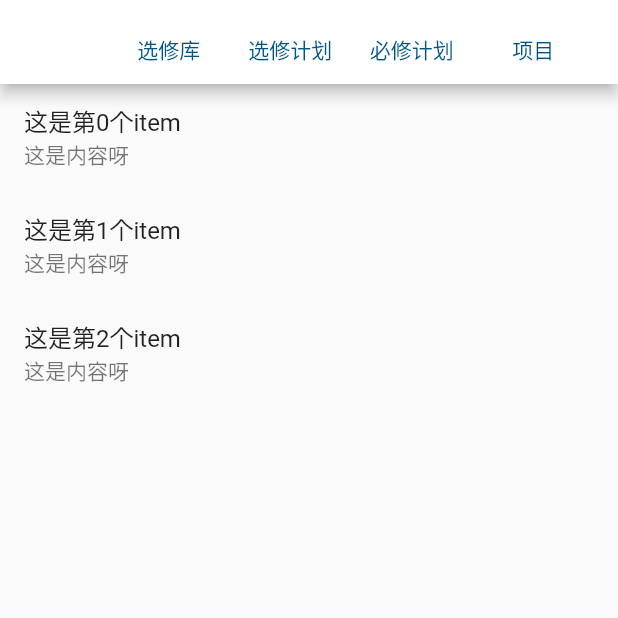
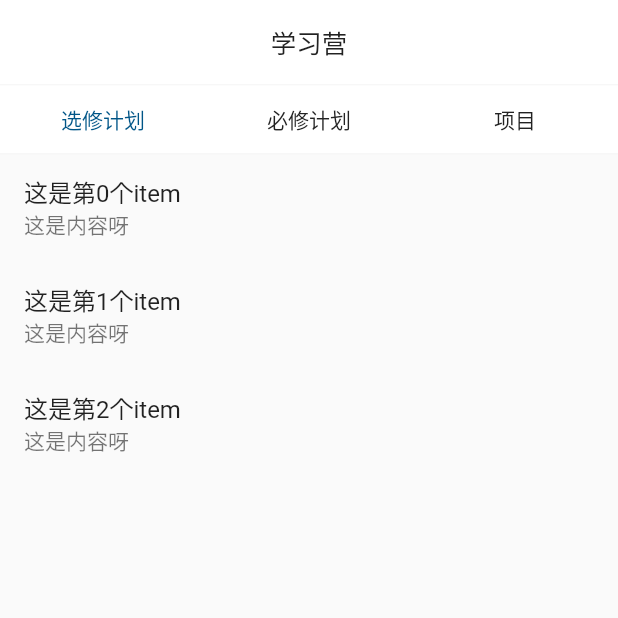
Before and after one commit to LiuMeng1224/Flutter-App, a Flutter app: the LearningCampPage screen opened directly, on a phone screen of 412 x 824 dp, the top half of it. Run offline on Flutter 3.47's test engine with Material 2 defaults, Android fonts, the light colour scheme and no system bars; our stand-ins replace device_info, dio, fluro, flutter_easyrefresh, flutter_screenutil, flutter_swiper and 2 more; accounts and stored records are empty; statements that could not run were skipped.

```diff
--- /dev/null
+++ b/flutter_app/lib/common/common_color.dart
@@ -0,0 +1,10 @@
+
+import 'package:flutter/material.dart';
+
+class CommonColor{
+  static const Color themeColor = Color(0xff005587);
+  static const Color textNormalColor = Color(0xff222222);
+  static const Color dividerLineF7 = Color(0xFFF7F7F7);
+  static const Color grey6 = Color(0xFF666666);
+  static const Color grey9 = Color(0xFF999999);
+}
--- a/flutter_app/lib/pages/learning_camp.dart
+++ b/flutter_app/lib/pages/learning_camp.dart
@@ -1,4 +1,5 @@
 
+import 'package:ECEIBS/common/common_color.dart';
 import 'package:ECEIBS/pages/study/compulsory_plan_list.dart';
 import 'package:ECEIBS/pages/study/elective_library_list.dart';
 import 'package:ECEIBS/pages/study/elective_plan_list.dart';
@@ -15,9 +16,16 @@ class LearningCampPage extends StatefulWidget{
 
 class LearningCampState extends State<LearningCampPage>{
 
-  List<String> titles = ["选修库","选修计划","必修计划","项目"];
+  List<String> titles = ["选修计划","必修计划","项目"];
   List<Widget> _widgetList = [ElectiveLibraryList(),ElectivePlanList(),CompulsoryPlanList(),ProjectList()];
   int _currentIndex = 0;
+  PageController _controller;
+
+  @override
+  void initState() {
+    super.initState();
+    _controller = PageController();
+  }
 
   @override
   Widget build(BuildContext context) {
@@ -27,32 +35,99 @@ class LearningCampState extends State<LearningCampPage>{
       child: Scaffold(
         appBar: AppBar(
           backgroundColor: Colors.white,
-          title: _getTitle(),
+          elevation: 0,
+          centerTitle: true,
+          title: Text(
+            "学习营",
+            style: TextStyle(
+              color: CommonColor.textNormalColor,
+              fontSize: 17
+            ),
+          ),
         ),
-        body: _getBody(),
+        body: Column(
+          crossAxisAlignment: CrossAxisAlignment.start,
+          children: [
+            SizedBox(
+              width: MediaQuery.of(context).size.width,
+              height: 1,
+              child: DecoratedBox(
+                decoration: BoxDecoration(
+                  color: CommonColor.dividerLineF7,
+                ),
+              ),
+            ),
+            Container(
+              width: MediaQuery.of(context).size.width,
+              height: 45,
+              color: Colors.white,
+              alignment: Alignment.center,
+              child: Row(
+                children: _getTabList(MediaQuery.of(context).size.width/titles.length),
+              ),
+            ),
+            SizedBox(
+              width: MediaQuery.of(context).size.width,
+              height: 1,
+              child: DecoratedBox(
+                decoration: BoxDecoration(
+                  color: CommonColor.dividerLineF7,
+                ),
+              ),
+            ),
+            Expanded(
+              child: PageView(
+                controller: _controller,
+                onPageChanged: _onPageChanged,
+                children: _widgetList,
+              ),
+            ),
+          ],
+        ),
       ),
     );
   }
 
-  Widget _getTitle(){
-    return TabBar(
-      isScrollable: false,
-      indicatorSize: TabBarIndicatorSize.label,
-      labelPadding: EdgeInsets.only(top:12,left:12,right:12),
-      tabs: titles.map((e) => Tab(child: Text(e,style: TextStyle(color: Color(0xff005587),),),)).toList(),
-      onTap: (index){
-        _currentIndex = index;
+  List<Widget> _getTabList(double width){
+
+    List<Widget> widgetList = [];
+    titles.forEach((element) {
+      widgetList.add(_getTabItem(element,width));
+    });
+    return widgetList;
+  }
+
+
+  Widget _getTabItem(String label,double width){
+    return InkWell(
+      onTap: (){
+        _currentIndex = titles.indexOf(label);
+        _controller.jumpToPage(_currentIndex);
         setState(() {
 
         });
       },
+      child: Container(
+        width: width,
+        height: 50,
+        alignment: Alignment.center,
+        child: Text(
+          label,
+          maxLines: 1,
+          textAlign: TextAlign.center,
+          style: TextStyle(
+            color: _currentIndex==titles.indexOf(label)?CommonColor.themeColor:CommonColor.textNormalColor,
+            fontSize: 14,
+          ),
+        ),
+      ),
     );
   }
 
-  Widget _getBody(){
-    return IndexedStack(
-      index: _currentIndex,
-      children: _widgetList,
-    );
+  _onPageChanged(int index){
+    _currentIndex = index;
+    setState(() {
+
+    });
   }
 }
--- a/flutter_app/lib/pages/main_page.dart
+++ b/flutter_app/lib/pages/main_page.dart
@@ -4,7 +4,7 @@ import 'package:flutter/services.dart';
 import 'package:ECEIBS/pages/home_page.dart';
 import 'package:ECEIBS/pages/mine_page.dart';
 import 'package:ECEIBS/pages/learning_camp.dart';
-import 'package:ECEIBS/pages/stuty_acitivity.dart';
+import 'package:ECEIBS/pages/knowledge_center.dart';
 import 'package:ECEIBS/componets/home/home_search.dart';
 
 //主页面
@@ -33,7 +33,7 @@ class _MainPageState extends State<MainPage> {
     _widgetList
       ..add(HomePage())
       ..add(LearningCampPage())
-      ..add(StudyActivity())
+      ..add(KnowledgeCenter())
       ..add(MinePage());
     _tabData.forEach((element) {
       _itemList.add(BottomNavigationBarItem(
```
Also changed, not shown: flutter_app/lib/pages/knowledge_center.dart (added, +249 -0 lines), flutter_app/lib/pages/stuty_acitivity.dart (deleted, +0 -24 lines).
